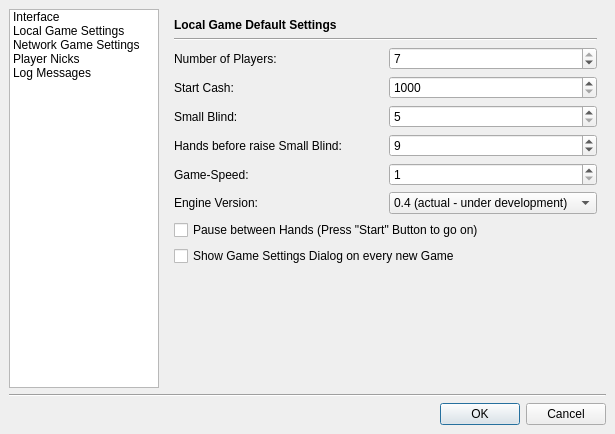
Above: src/gui/qt/settingsdialog.ui from pokerth/pokerth before the change. Below: the same form after it.
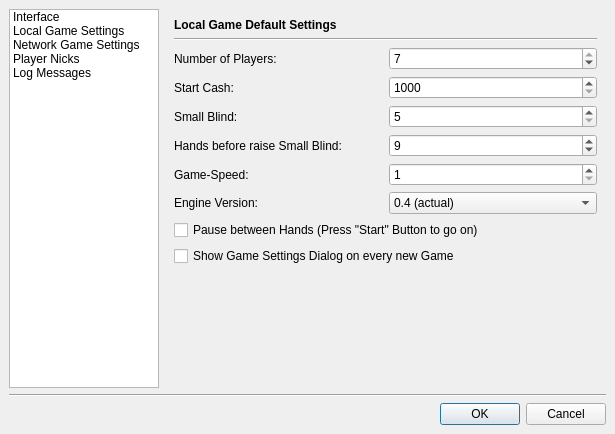
That is the form after the change. The open tabs and pages were chosen to show the change. Icons and pictures are not drawn.

Commit message: remove network items from gui

```diff
--- a/src/gui/qt/settingsdialog.ui
+++ b/src/gui/qt/settingsdialog.ui
@@ -346,7 +346,7 @@
         <widget class="QComboBox" name="comboBox_engineVersion" >
          <item>
           <property name="text" >
-           <string>0.4 (actual - under development)</string>
+           <string>0.4 (actual)</string>
           </property>
          </item>
          <item>
```
The commit also changes 6 other files.
